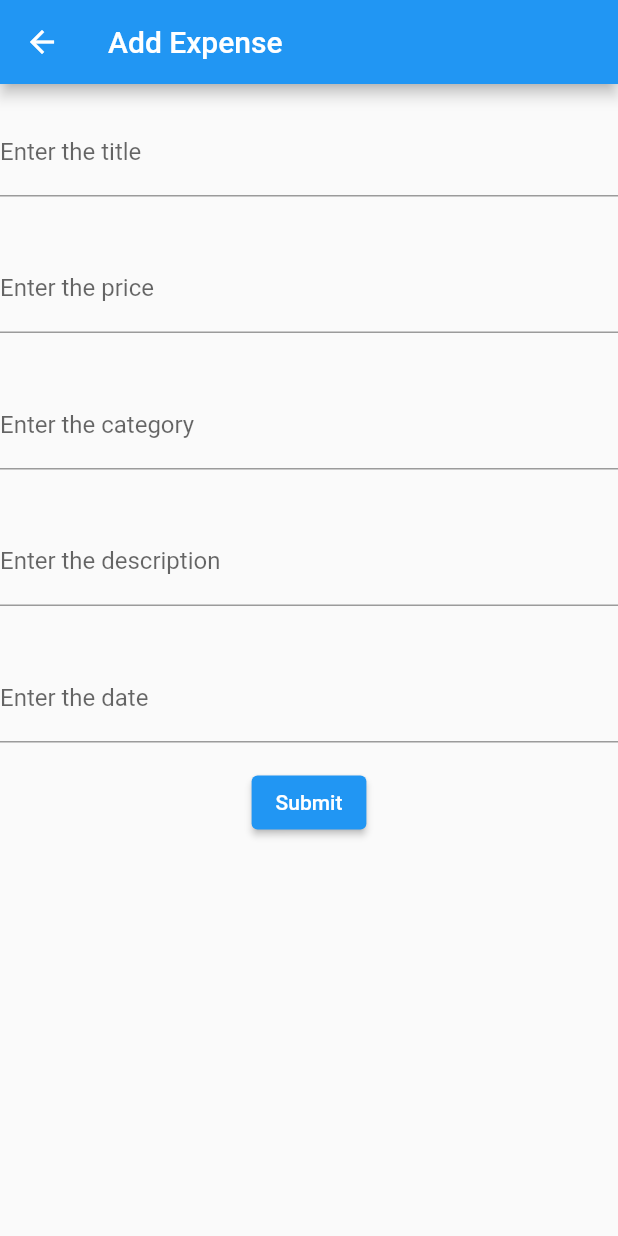
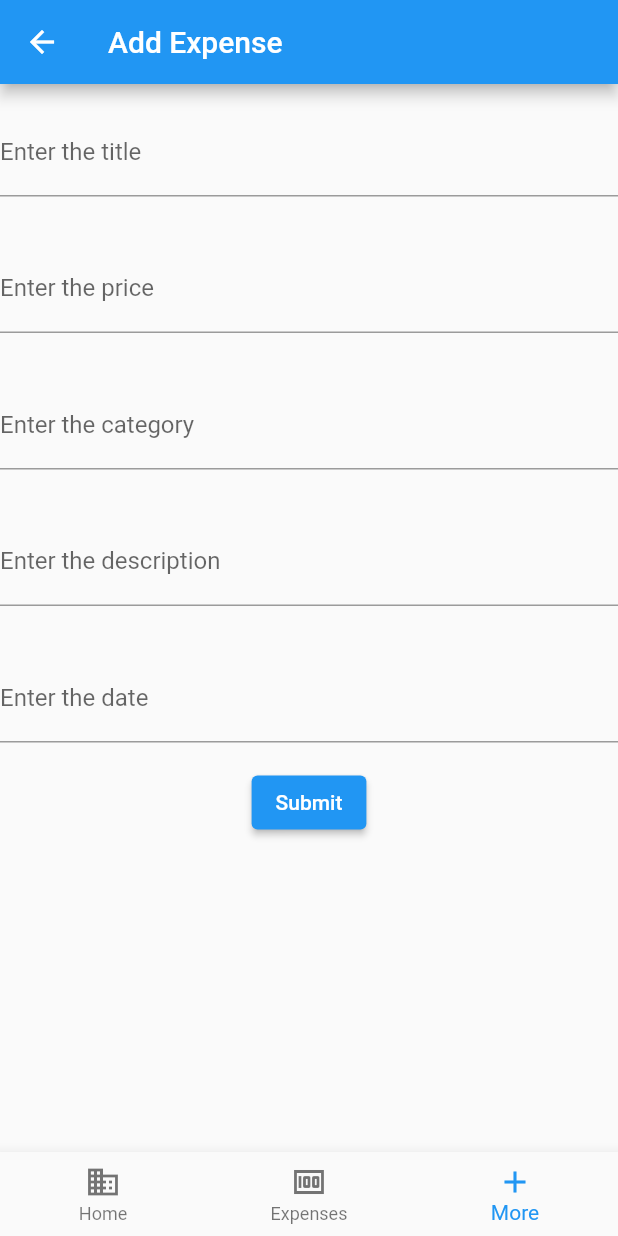
Before and after one commit to Nick24-hub/Dart-Flutter_Project, a Flutter app: the Expenses screen opened directly, after a tap on the "add" icon, on a phone screen of 412 x 824 dp. Run offline on Flutter 3.47's test engine with Material 2 defaults, Android fonts, the light colour scheme and no system bars; our stand-ins replace cloud_firestore, firebase_auth, firebase_core; accounts and stored records are empty.

Commit message:
updated expense_details

```diff
--- a/lib/components/application_state.dart
+++ b/lib/components/application_state.dart
@@ -4,7 +4,6 @@ import 'package:cloud_firestore/cloud_firestore.dart';
 import 'package:firebase_auth/firebase_auth.dart';
 import 'package:firebase_core/firebase_core.dart';
 import 'package:flutter/cupertino.dart';
-import 'package:proiect_tppm/types/expsense.dart';
 
 import '../firebase_options.dart';
 import 'authentication.dart';
--- a/lib/components/authentication.dart
+++ b/lib/components/authentication.dart
@@ -1,7 +1,4 @@
 import 'package:flutter/material.dart';
-
-import 'package:flutter/material.dart';
-
 
 class Header extends StatelessWidget {
   const Header(this.heading, {super.key});
--- a/lib/components/expense_add_form.dart
+++ b/lib/components/expense_add_form.dart
@@ -1,10 +1,7 @@
 import 'package:flutter/material.dart';
-import 'package:proiect_tppm/components/expense_list.dart';
-import 'package:proiect_tppm/pages/expenses.dart';
 import 'package:provider/provider.dart';
+import 'application_state.dart';
 
-import 'application_state.dart';
-import 'authentication.dart';
 
 class ExpenseAddForm extends StatefulWidget {
   const ExpenseAddForm({Key? key}) : super(key: key);
--- a/lib/components/expense_list.dart
+++ b/lib/components/expense_list.dart
@@ -13,13 +13,16 @@ class ExpenseList extends StatefulWidget {
 }
 
 Future<List<Expense>> getExpenses(CollectionReference colRef) async {
-    // Get docs from collection reference
-    QuerySnapshot querySnapshot = await colRef.where('userId', isEqualTo: FirebaseAuth.instance.currentUser!.uid).get();
+  // Get docs from collection reference
+  QuerySnapshot querySnapshot = await colRef
+      .orderBy("timestamp", descending: true)
+      .where('userId', isEqualTo: FirebaseAuth.instance.currentUser!.uid)
+      .get();
 
-    // Get data from docs and convert map to List
-    List allData = querySnapshot.docs.map((doc) => doc.data()).toList();
+  // Get data from docs and convert map to List
+  List allData = querySnapshot.docs.map((doc) => doc.data()).toList();
 
-    return allData.map((data) => Expense.fromJson(data)).toList();
+  return allData.map((data) => Expense.fromJson(data)).toList();
 }
 
 class _ExpenseListState extends State<ExpenseList> {
--- a/lib/main.dart
+++ b/lib/main.dart
@@ -12,7 +12,7 @@ void main() {
   runApp(
     ChangeNotifierProvider(
       create: (context) => ApplicationState(),
-      builder: (context, _) => MyApp(),
+      builder: (context, _) => const MyApp(),
     ),
   );
 }
--- a/lib/pages/add_expense.dart
+++ b/lib/pages/add_expense.dart
@@ -7,7 +7,16 @@ class AddExpense extends StatelessWidget {
   @override
   Widget build(BuildContext context) {
     return Scaffold(
-        appBar: AppBar(title: const Text('Add Expense')),
-        body: const ExpenseAddForm());
+      appBar: AppBar(title: const Text('Add Expense')),
+      body: const ExpenseAddForm(),
+      bottomNavigationBar: BottomNavigationBar(
+        items: const <BottomNavigationBarItem>[
+          BottomNavigationBarItem(icon: Icon(Icons.business), label: 'Home'),
+          BottomNavigationBarItem(icon: Icon(Icons.money), label: 'Expenses'),
+          BottomNavigationBarItem(icon: Icon(Icons.add), label: 'More')
+        ],
+        currentIndex: 2,
+      ),
+    );
   }
 }
--- a/lib/pages/dashboard.dart
+++ b/lib/pages/dashboard.dart
@@ -43,6 +43,15 @@ class Dashboard extends StatelessWidget {
             ),
           )
         ],
-        ));
+      ),
+      bottomNavigationBar: BottomNavigationBar(
+        items: const <BottomNavigationBarItem>[
+          BottomNavigationBarItem(icon: Icon(Icons.business), label: 'Home'),
+          BottomNavigationBarItem(icon: Icon(Icons.money), label: 'Expenses'),
+          BottomNavigationBarItem(icon: Icon(Icons.add), label: 'More')
+        ],
+        currentIndex: 0,
+      ),
+    );
   }
 }
--- a/lib/pages/expenses.dart
+++ b/lib/pages/expenses.dart
@@ -20,7 +20,7 @@ class _ExpensesState extends State<Expenses> {
       bottomNavigationBar: BottomNavigationBar(
         items: const <BottomNavigationBarItem>[
           BottomNavigationBarItem(
-              icon: Icon(Icons.business), label: 'Dashboard'),
+              icon: Icon(Icons.business), label: 'Home'),
           BottomNavigationBarItem(icon: Icon(Icons.money), label: 'Expenses'),
           BottomNavigationBarItem(icon: Icon(Icons.add), label: 'More')
         ],
```
Also changed, not shown: lib/pages/expense_detail.dart (+32 -2 lines). Lines whose indentation alone changed are shown as unchanged.
